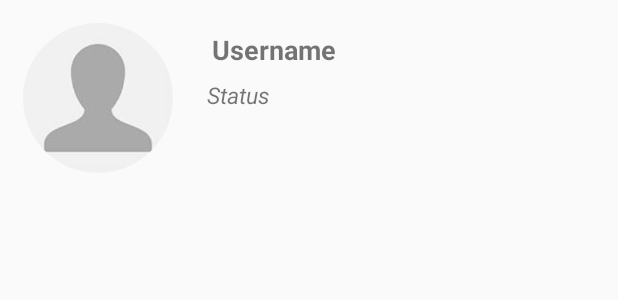
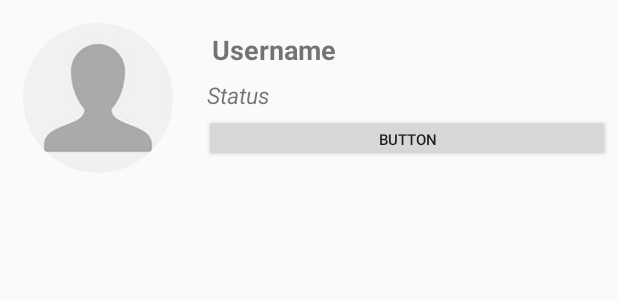
Before and after one commit to mooshaa/Unifi, an Android app: the layout users_display_layout.xml on its own in the app's theme, with its tools: preview values and no code run, on a phone screen of 412 x 824 dp. Shown: the top 300 px of the screen. Run offline under Robolectric (Android 15) with nearby library versions, the phone set to English and light mode, and no system bars.

Commit message:
thumbnails on search users reverted

```diff
--- a/app/src/main/java/com/unifi/comp590/unifi/SearchUsersActivity.java
+++ b/app/src/main/java/com/unifi/comp590/unifi/SearchUsersActivity.java
@@ -50,7 +50,8 @@ public class SearchUsersActivity extends AppCompatActivity {
             protected void populateViewHolder(UsersViewHolder viewHolder, Users model, int position) {
                 viewHolder.setUser_name(model.getUser_name());
                 viewHolder.setUser_status(model.getUser_status());
-                viewHolder.setUser_thumbnail(model.getUser_thumbnail());
+                viewHolder.setUser_image(model.getUser_image());
+//                viewHolder.setser_thumbnail(model.get);
             }
         };
 
@@ -77,15 +78,15 @@ public class SearchUsersActivity extends AppCompatActivity {
             TextView status = (TextView) view.findViewById(R.id.users_layout_status);
             status.setText(user_status);
 
-        } public void setUser_thumbnail(String user_thumbnail) {
+        }
+        public void setUser_image(String user_image) {
             CircleImageView image = (CircleImageView) view.findViewById(R.id.users_layout_profile_image);
-            Picasso.get().load(user_thumbnail).placeholder(R.drawable.pcdefault_small).into(image);
+            Picasso.get().load(user_image).placeholder(R.drawable.pcdefault_small).into(image);
 
         }
-//        public void setUser_image(String user_image, Context context) {
-//            CircleImageView image = (CircleImageView) view.findViewById(R.id.users_layout_profile_image);
-//            Picasso.get().load(user_image).placeholder(R.drawable.pcdefault_small).into(image);
-//
+//        public void setser_thumbnail(String user_thumbnail){
+//            CircleImageView imageView = (CircleImageView) view.findViewById(R.id.users_layout_profile_image);
+//            Picasso.get().load(user_thumbnail).placeholder(R.drawable.pcdefault_small).into(imageView);
 //        }
     }
 
--- a/app/src/main/res/layout/users_display_layout.xml
+++ b/app/src/main/res/layout/users_display_layout.xml
@@ -43,6 +43,30 @@
                 android:textSize="15sp"
                 android:textStyle="italic" />
 
+            <LinearLayout
+                android:layout_width="match_parent"
+                android:layout_height="match_parent"
+                android:orientation="horizontal">
+
+                <Button
+                    android:id="@+id/send_req_button"
+                    android:layout_width="wrap_content"
+                    android:layout_height="32dp"
+                    android:layout_weight="1"
+                    android:text="Button"
+                    android:textSize="10sp" />
+
+                <Button
+                    android:id="@+id/cancel_req_button"
+                    android:layout_width="wrap_content"
+                    android:layout_height="wrap_content"
+                    android:layout_margin="5dp"
+                    android:layout_weight="1"
+                    android:text="Button"
+                    android:textSize="10sp"
+                    android:visibility="gone" />
+            </LinearLayout>
+
         </LinearLayout>
     </LinearLayout>
 </LinearLayout>
```
